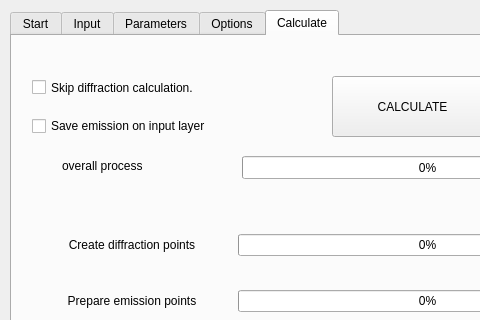
Old version of the form tools/ui_CalculateNoiseLevels.ui in the repository pierluigiderosa/openoise; both pictures show x 0 to 480 and y 0 to 320 of the 848 by 616 pixel window.
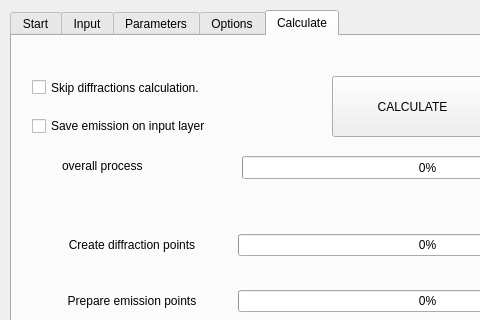
New version of the form. The open tabs and pages were chosen to show the change. Custom widgets are drawn as their Qt base class.

Commit message: - added calculation for dwellings

Diff of the .ui file:
```diff
--- a/tools/ui_CalculateNoiseLevels.ui
+++ b/tools/ui_CalculateNoiseLevels.ui
@@ -1389,7 +1389,7 @@
       <rect>
        <x>20</x>
        <y>40</y>
-       <width>211</width>
+       <width>251</width>
        <height>23</height>
       </rect>
      </property>
@@ -1397,7 +1397,7 @@
       <string>&lt;html&gt;&lt;head/&gt;&lt;body&gt;&lt;p&gt;&lt;span style=&quot; font-weight:600;&quot;&gt;Reduces&lt;/span&gt; the calculation time with consequent&lt;span style=&quot; text-decoration: underline;&quot;&gt; loss of precision in sound levels estimates&lt;/span&gt;. &lt;/p&gt;&lt;/body&gt;&lt;/html&gt;</string>
      </property>
      <property name="text">
-      <string>Skip diffraction calculation.</string>
+      <string>Skip diffractions calculation.</string>
      </property>
     </widget>
     <widget class="QProgressBar" name="totalBar">
```
Left out of the diff: 6 changed lines with no effect on the pictures. The commit also changes 10 other files.
